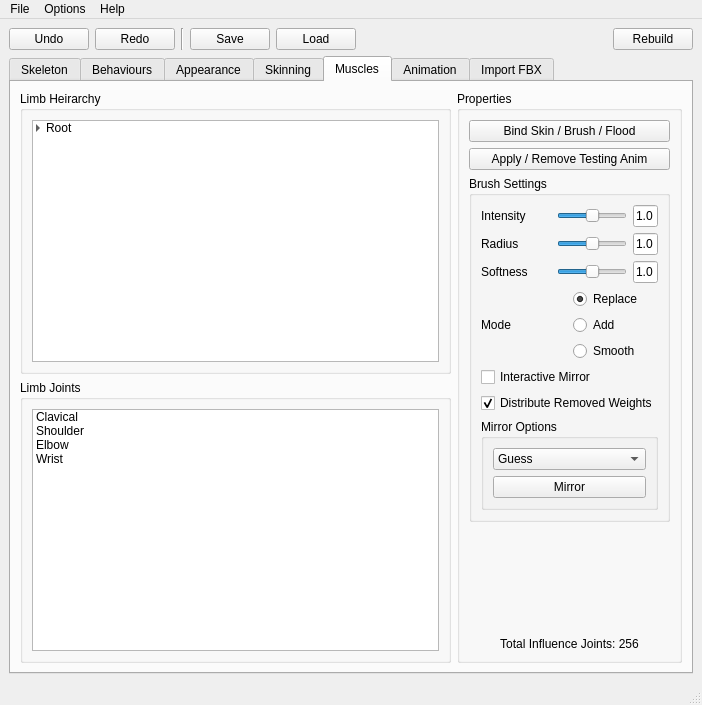
Qt form _REF/Mockup_UI/TPMAR_Main_01.ui (TPayneExperience/TrevorPaynes_RigAndAnimSuite) before a commit.
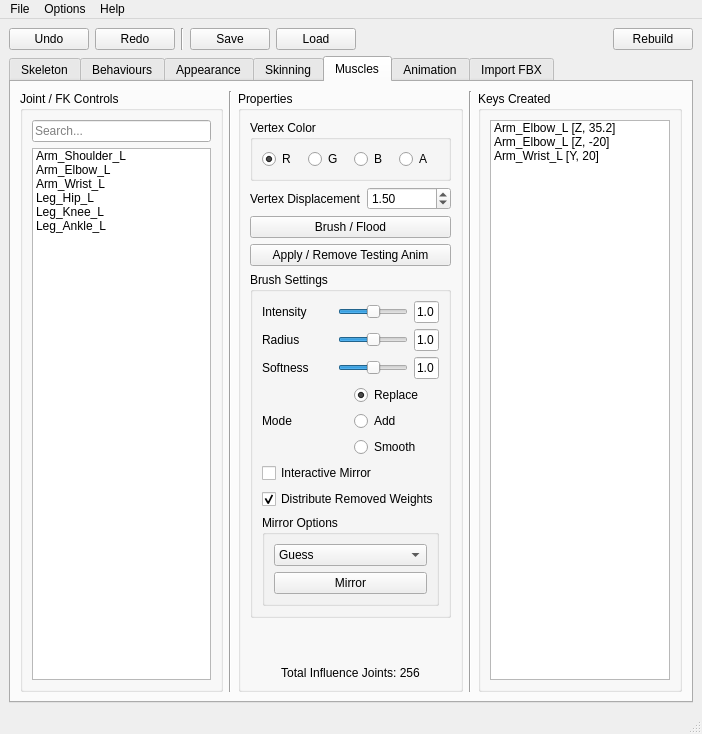
The same form after that commit. The open tabs and pages were chosen to show the change.

Diff of the .ui file:
```diff
--- a/_REF/Mockup_UI/TPMAR_Main_01.ui
+++ b/_REF/Mockup_UI/TPMAR_Main_01.ui
@@ -97,7 +97,7 @@
          <bool>true</bool>
         </property>
         <property name="currentIndex">
-         <number>1</number>
+         <number>4</number>
         </property>
         <widget class="QWidget" name="tab">
          <attribute name="title">
@@ -116,6 +116,9 @@
                 <layout class="QHBoxLayout" name="horizontalLayout_4">
                  <item>
                   <widget class="QListWidget" name="listWidget">
+                   <property name="dragEnabled">
+                    <bool>true</bool>
+                   </property>
                    <property name="dragDropMode">
                     <enum>QAbstractItemView::DragOnly</enum>
                    </property>
@@ -190,13 +193,6 @@
                 <layout class="QHBoxLayout" name="horizontalLayout_14">
                  <item>
                   <layout class="QVBoxLayout" name="verticalLayout_6">
-                   <item>
-                    <widget class="QLineEdit" name="lineEdit_4">
-                     <property name="placeholderText">
-                      <string>Search...</string>
-                     </property>
-                    </widget>
-                   </item>
                    <item>
                     <widget class="QListWidget" name="listWidget_2">
                      <property name="toolTip">
@@ -249,6 +245,9 @@
                      <property name="autoScrollMargin">
                       <number>16</number>
                      </property>
+                     <property name="dragDropMode">
+                      <enum>QAbstractItemView::DragDrop</enum>
+                     </property>
                      <property name="alternatingRowColors">
                       <bool>true</bool>
                      </property>
@@ -334,6 +333,9 @@
                   <layout class="QVBoxLayout" name="verticalLayout_25">
                    <item>
                     <widget class="QListWidget" name="listWidget_3">
+                     <property name="dragDropMode">
+                      <enum>QAbstractItemView::InternalMove</enum>
+                     </property>
                      <property name="alternatingRowColors">
                       <bool>true</bool>
                      </property>
@@ -1905,6 +1907,27 @@
                           </property>
                          </widget>
                         </item>
+                        <item>
+                         <layout class="QHBoxLayout" name="horizontalLayout_75">
+                          <item>
+                           <widget class="QLabel" name="label_31">
+                            <property name="text">
+                             <string>Default Hardness</string>
+                            </property>
+                           </widget>
+                          </item>
+                          <item>
+                           <widget class="QDoubleSpinBox" name="doubleSpinBox">
+                            <property name="maximumSize">
+                             <size>
+                              <width>50</width>
+                              <height>16777215</height>
+                             </size>
+                            </property>
+                           </widget>
+                          </item>
+                         </layout>
+                        </item>
                        </layout>
                       </item>
                      </layout>
@@ -2275,106 +2298,48 @@
               <item>
                <widget class="QGroupBox" name="groupBox_32">
                 <property name="title">
-                 <string>Limb Heirarchy</string>
+                 <string>Joint / FK Controls</string>
                 </property>
                 <layout class="QHBoxLayout" name="horizontalLayout_55">
                  <item>
                   <layout class="QVBoxLayout" name="verticalLayout_58">
                    <item>
-                    <widget class="QTreeWidget" name="treeWidget_16">
-                     <property name="autoScrollMargin">
-                      <number>16</number>
+                    <widget class="QLineEdit" name="lineEdit_4">
+                     <property name="placeholderText">
+                      <string>Search...</string>
                      </property>
-                     <property name="alternatingRowColors">
-                      <bool>true</bool>
-                     </property>
-                     <property name="selectionMode">
-                      <enum>QAbstractItemView::ExtendedSelection</enum>
-                     </property>
-                     <property name="autoExpandDelay">
-                      <number>-1</number>
-                     </property>
-                     <property name="indentation">
-                      <number>10</number>
-                     </property>
-                     <property name="headerHidden">
-                      <bool>true</bool>
-                     </property>
-                     <column>
-                      <property name="text">
-                       <string notr="true">1</string>
-                      </property>
-                     </column>
-                     <item>
-                      <property name="text">
-                       <string>Root</string>
-                      </property>
-                      <item>
-                       <property name="text">
-                        <string>Spine</string>
-                       </property>
-                       <item>
-                        <property name="text">
-                         <string>Arm (M)</string>
-                        </property>
-                        <item>
-                         <property name="text">
-                          <string>Hand</string>
-                         </property>
-                        </item>
-                       </item>
-                       <item>
-                        <property name="text">
-                         <string>Head</string>
-                        </property>
-                       </item>
-                       <item>
-                        <property name="text">
-                         <string>Leg (M)</string>
-                        </property>
-                       </item>
-                       <item>
-                        <property name="text">
-                         <string>Tail</string>
-                        </property>
-                       </item>
-                      </item>
-                     </item>
                     </widget>
                    </item>
-                  </layout>
-                 </item>
-                </layout>
-               </widget>
-              </item>
-              <item>
-               <widget class="QGroupBox" name="groupBox_39">
-                <property name="title">
-                 <string>Limb Joints</string>
-                </property>
-                <layout class="QVBoxLayout" name="verticalLayout_68">
-                 <item>
-                  <layout class="QVBoxLayout" name="verticalLayout_70">
                    <item>
-                    <widget class="QListWidget" name="listWidget_5">
+                    <widget class="QListWidget" name="listWidget_14">
                      <item>
                       <property name="text">
-                       <string>Clavical</string>
+                       <string>Arm_Shoulder_L</string>
                       </property>
                      </item>
                      <item>
                       <property name="text">
-                       <string>Shoulder</string>
+                       <string>Arm_Elbow_L</string>
                       </property>
                      </item>
                      <item>
                       <property name="text">
-                       <string>Elbow</string>
+                       <string>Arm_Wrist_L</string>
                       </property>
                      </item>
                      <item>
                       <property name="text">
-                       <string>Wrist</string>
+                       <string>Leg_Hip_L</string>
+                      </property>
+                     </item>
+                     <item>
+                      <property name="text">
+                       <string>Leg_Knee_L</string>
+                      </property>
+                     </item>
+                     <item>
+                      <property name="text">
+                       <string>Leg_Ankle_L</string>
                       </property>
                      </item>
                     </widget>
@@ -2386,6 +2351,13 @@
               </item>
              </layout>
             </item>
+            <item>
+             <widget class="Line" name="line_21">
+              <property name="orientation">
+               <enum>Qt::Vertical</enum>
+              </property>
+             </widget>
+            </item>
             <item>
              <layout class="QVBoxLayout" name="verticalLayout_80">
               <item>
@@ -2402,10 +2374,72 @@
                 <layout class="QHBoxLayout" name="horizontalLayout_56">
                  <item>
                   <layout class="QVBoxLayout" name="verticalLayout_81">
+                   <item>
+                    <widget class="QGroupBox" name="groupBox_29">
+                     <property name="title">
+                      <string>Vertex Color</string>
+                     </property>
+                     <layout class="QHBoxLayout" name="horizontalLayout_73">
+                      <item>
+                       <layout class="QHBoxLayout" name="horizontalLayout_74">
+                        <item>
+                         <widget class="QRadioButton" name="radioButton_7">
+                          <property name="text">
+                           <string>R</string>
+                          </property>
+                          <property name="checked">
+                           <bool>true</bool>
+                          </property>
+                         </widget>
+                        </item>
+                        <item>
+                         <widget class="QRadioButton" name="radioButton_8">
+                          <property name="text">
+                           <string>G</string>
+                          </property>
+                         </widget>
+                        </item>
+                        <item>
+                         <widget class="QRadioButton" name="radioButton_9">
+                          <property name="text">
+                           <string>B</string>
+                          </property>
+                         </widget>
+                        </item>
+                        <item>
+                         <widget class="QRadioButton" name="radioButton_10">
+                          <property name="text">
+                           <string>A</string>
+                          </property>
+                         </widget>
+                        </item>
+                       </layout>
+                      </item>
+                     </layout>
+                    </widget>
+                   </item>
+                   <item>
+                    <layout class="QHBoxLayout" name="horizontalLayout_76">
+                     <item>
+                      <widget class="QLabel" name="label_32">
+                       <property name="text">
+                        <string>Vertex Displacement</string>
+                       </property>
+                      </widget>
+                     </item>
+                     <item>
+                      <widget class="QDoubleSpinBox" name="doubleSpinBox_2">
+                       <property name="value">
+                        <double>1.500000000000000</double>
+                       </property>
+                      </widget>
+                     </item>
+                    </layout>
+                   </item>
                    <item>
                     <widget class="QPushButton" name="pushButton_17">
                      <property name="text">
-                      <string>Bind Skin / Brush / Flood</string>
+                      <string>Brush / Flood</string>
                      </property>
                     </widget>
                    </item>
@@ -2751,6 +2785,45 @@
               </item>
              </layout>
             </item>
+            <item>
+             <widget class="Line" name="line_22">
+              <property name="orientation">
+               <enum>Qt::Vertical</enum>
+              </property>
+             </widget>
+            </item>
+            <item>
+             <widget class="QGroupBox" name="groupBox_39">
+              <property name="title">
+               <string>Keys Created</string>
+              </property>
+              <layout class="QVBoxLayout" name="verticalLayout_68">
+               <item>
+                <layout class="QVBoxLayout" name="verticalLayout_70">
+                 <item>
+                  <widget class="QListWidget" name="listWidget_5">
+                   <item>
+                    <property name="text">
+                     <string>Arm_Elbow_L [Z, 35.2]</string>
+                    </property>
+                   </item>
+                   <item>
+                    <property name="text">
+                     <string>Arm_Elbow_L [Z, -20]</string>
+                    </property>
+                   </item>
+                   <item>
+                    <property name="text">
+                     <string>Arm_Wrist_L [Y, 20]</string>
+                    </property>
+                   </item>
+                  </widget>
+                 </item>
+                </layout>
+               </item>
+              </layout>
+             </widget>
+            </item>
            </layout>
           </item>
          </layout>
@@ -3657,6 +3730,7 @@
     <property name="title">
      <string>Options</string>
     </property>
+    <addaction name="actionSet_Custom_Templates_Path"/>
     <addaction name="actionSettings"/>
    </widget>
    <addaction name="menuFile"/>
@@ -3709,6 +3783,11 @@
     <string>Settings</string>
    </property>
   </action>
+  <action name="actionSet_Custom_Templates_Path">
+   <property name="text">
+    <string>Set Custom Templates Path</string>
+   </property>
+  </action>
  </widget>
  <resources/>
  <connections/>
```
